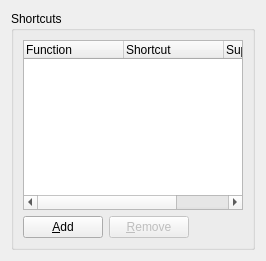
First picture: the form in src/mumble/GlobalShortcut.ui, repository mumble-voip/mumble, before the edit.
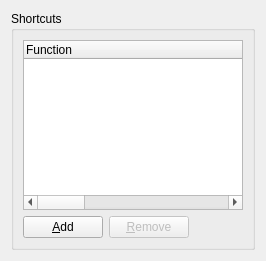
Second picture: the form after the edit.

Commit message: Resize minimum size of shortcut config

What changed in the file:
```diff
--- a/src/mumble/GlobalShortcut.ui
+++ b/src/mumble/GlobalShortcut.ui
@@ -27,6 +27,21 @@
         <property name="rootIsDecorated" >
          <bool>false</bool>
         </property>
+        <property name="itemsExpandable">
+         <bool>false</bool>
+        </property>
+        <attribute name="headerDefaultSectionSize">
+         <number>300</number>
+        </attribute>
+        <attribute name="headerMinimumSectionSize">
+         <number>200</number>
+        </attribute>
+        <attribute name="headerDefaultSectionSize">
+         <number>300</number>
+        </attribute>
+        <attribute name="headerMinimumSectionSize">
+         <number>200</number>
+        </attribute>
         <column>
          <property name="text" >
           <string>Function</string>
```
Left out of the diff: 61 changed lines with no effect on the pictures. The commit also changes 1 other file.
